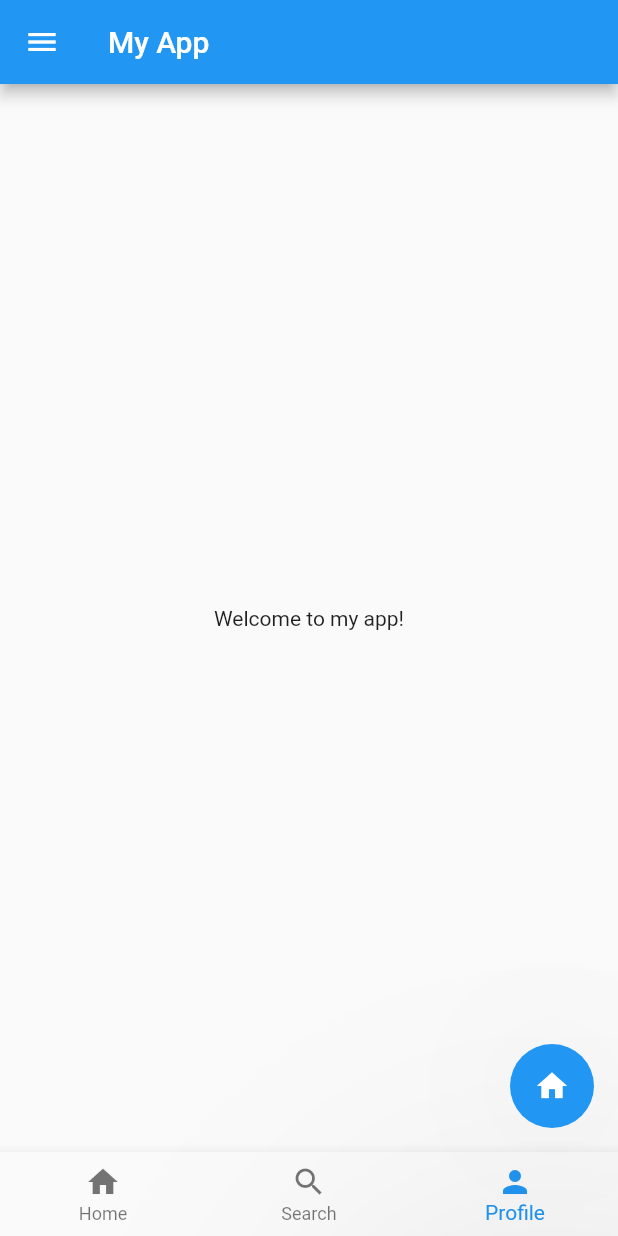
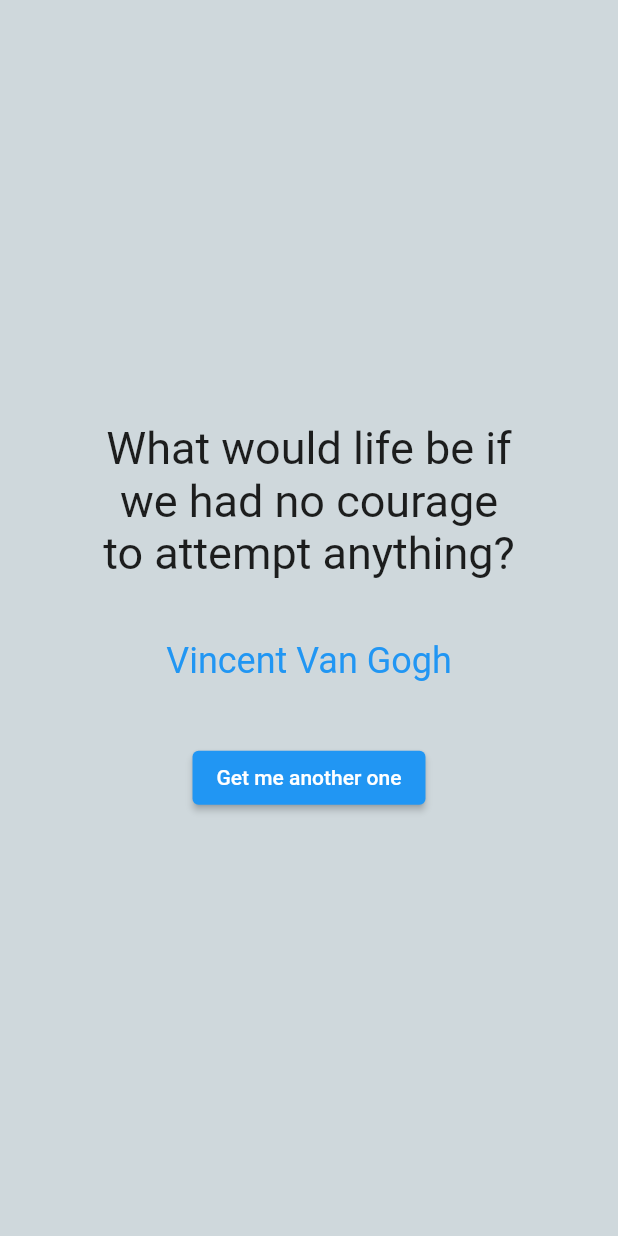
Before and after one commit to Muzammil-Bilwani/dart-flutter-tutorial, a Flutter app: the screen it shows after launch, on a phone screen of 412 x 824 dp. Run offline on Flutter 3.47's test engine with Material 2 defaults, Android fonts, the light colour scheme and no system bars.

Commit message:
Quote app added

```diff
--- /dev/null
+++ b/week_seven/dart_app/lib/QuotesPage.dart
@@ -0,0 +1,61 @@
+import 'package:dart_app/model/quote.dart';
+import 'package:flutter/material.dart';
+
+class QuotesPage extends StatefulWidget {
+  const QuotesPage({Key? key}) : super(key: key);
+
+  @override
+  State<QuotesPage> createState() => _QuotesPageState();
+}
+
+class _QuotesPageState extends State<QuotesPage> {
+  late Quote currentQuote;
+  Color? currentBg = Colors.blueGrey[100];
+
+  @override
+  void initState() {
+    currentQuote = Quote.getRandomQuote();
+    super.initState();
+  }
+
+  Color getRandomColor() {
+    return Color.fromARGB(255, Quote.getRandomNumber(), Quote.getRandomNumber(),
+        Quote.getRandomNumber());
+  }
+
+  void handleButtonPress() {
+    setState(() {
+      currentQuote = Quote.getRandomQuote();
+      currentBg = getRandomColor();
+    });
+  }
+
+  @override
+  Widget build(BuildContext context) {
+    return Scaffold(
+      backgroundColor: currentBg,
+      body: Center(
+          child: Column(
+        mainAxisAlignment: MainAxisAlignment.center,
+        crossAxisAlignment: CrossAxisAlignment.center,
+        children: [
+          SizedBox(
+              width: MediaQuery.of(context).size.width / 1.5,
+              child: Text(currentQuote.text,
+                  textAlign: TextAlign.center,
+                  style: const TextStyle(fontSize: 30))),
+          const Padding(padding: EdgeInsets.all(20.0)),
+          SizedBox(
+              width: MediaQuery.of(context).size.width / 1.5,
+              child: Text(currentQuote.author,
+                  textAlign: TextAlign.center,
+                  style: const TextStyle(fontSize: 24, color: Colors.blue))),
+          const Padding(padding: EdgeInsets.all(20.0)),
+          ElevatedButton(
+              onPressed: handleButtonPress,
+              child: const Text("Get me another one"))
+        ],
+      )),
+    );
+  }
+}
--- a/week_seven/dart_app/lib/ScaffoldLearn.dart
+++ b/week_seven/dart_app/lib/ScaffoldLearn.dart
@@ -1,3 +1,4 @@
+import 'package:dart_app/Lion_Button.dart';
 import 'package:flutter/material.dart';
 import 'package:flutter/src/foundation/key.dart';
 import 'package:flutter/src/widgets/framework.dart';
@@ -18,8 +19,9 @@ class ScafoldLearn extends StatelessWidget {
         onPressed: () {
           // Add your code here
         },
+        backgroundColor: Colors.white,
         elevation: 120,
-        child: Icon(Icons.home),
+        child: LionButton(),
       ),
       drawer: Drawer(
         child: ListView(
@@ -47,7 +49,7 @@ class ScafoldLearn extends StatelessWidget {
         ),
       ),
       bottomNavigationBar: BottomNavigationBar(
-        currentIndex: 2,
+        currentIndex: 0,
         items: const [
           BottomNavigationBarItem(
             icon: Icon(Icons.home),
--- a/week_seven/dart_app/lib/main.dart
+++ b/week_seven/dart_app/lib/main.dart
@@ -1,4 +1,5 @@
 import 'package:dart_app/Home.dart';
+import 'package:dart_app/QuotesPage.dart';
 import 'package:dart_app/ScaffoldLearn.dart';
 import 'package:flutter/material.dart';
 
@@ -18,7 +19,7 @@
       theme: ThemeData(
         primarySwatch: Colors.blue,
       ),
-      home: ScafoldLearn(),
+      home: const QuotesPage(),
     );
   }
 }
--- /dev/null
+++ b/week_seven/dart_app/lib/model/quote.dart
@@ -0,0 +1,37 @@
+import 'dart:math';
+
+class Quote {
+  String text;
+  String author;
+
+  static List<Quote> quotes = [
+    Quote(
+        text: "What would life be if we had no courage to attempt anything?",
+        author: "Vincent Van Gogh"),
+    Quote(
+        text:
+            "The greatest glory in living lies not in never falling, but in rising every time we fall.",
+        author: "Nelson Mandela"),
+    Quote(
+        text: "The way to get started is to quit talking and begin doing.",
+        author: "Walt Disney"),
+    Quote(
+        text:
+            "If life were predictable it would cease to be life, and be without flavor.",
+        author: "Eleanor Roosevelt"),
+  ];
+
+  Quote({required this.text, required this.author});
+
+  static getRandomQuote() {
+    Random random = Random();
+    int randomNumber = random.nextInt(quotes.length);
+    return quotes[randomNumber];
+  }
+
+  static getRandomNumber() {
+    Random random = Random();
+    int randomNumber = random.nextInt(255);
+    return randomNumber;
+  }
+}
--- a/week_seven/dart_app/pubspec.yaml
+++ b/week_seven/dart_app/pubspec.yaml
@@ -56,8 +56,8 @@ flutter:
   uses-material-design: true
 
   # To add assets to your application, add an assets section, like this:
-  # assets:
-  #   - images/a_dot_burr.jpeg
+  assets:
+    - assets/lion_king.png
   #   - images/a_dot_ham.jpeg
 
   # An image asset can refer to one or more resolution-specific "variants", see
```
Also changed, not shown: week_seven/dart_app/lib/Lion_Button.dart (added, +26 -0 lines), week_seven/dart_app/assets/lion_king.png (added).
